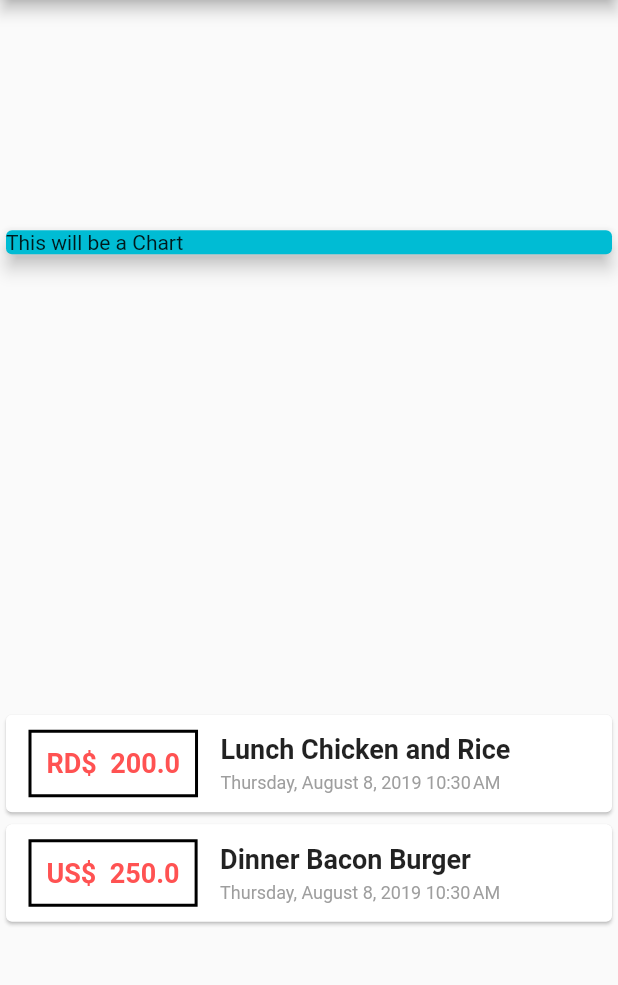
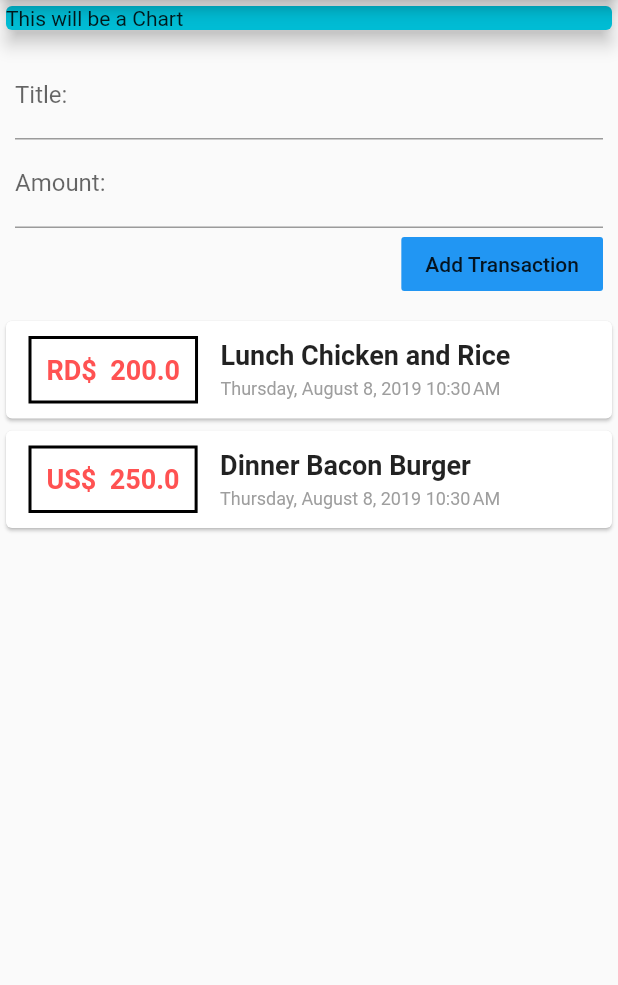
Before and after one commit to cesarcedanov/expenses_app_flutter, a Flutter app: the screen it shows after launch, on a phone screen of 412 x 824 dp, the part 84-1069 px from its top. Run offline on Flutter 3.47's test engine with Material 2 defaults, Android fonts, the light colour scheme and no system bars.

Commit message:
Added a new widget to handler new transactions

```diff
--- /dev/null
+++ b/app/lib/addTransactionModal.dart
@@ -0,0 +1,34 @@
+import 'package:flutter/material.dart';
+
+class AddTransactionModal extends StatelessWidget {
+  final titleController = TextEditingController();
+  final amountController = TextEditingController();
+
+  @override
+  Widget build(BuildContext context) {
+    return Container(
+      padding: EdgeInsets.all((10)),
+      child: Column(
+        crossAxisAlignment: CrossAxisAlignment.end,
+        children: <Widget>[
+          TextField(
+            decoration: InputDecoration(labelText: 'Title:'),
+            controller: titleController,
+          ),
+          TextField(
+            decoration: InputDecoration(labelText: 'Amount:'),
+            controller: amountController,
+          ),
+          FlatButton(
+            color: Colors.blue,
+            child: Text('Add Transaction'),
+            onPressed: () {
+              print(titleController.text);
+              print(amountController.text);
+            },
+          ),
+        ],
+      ),
+    );
+  }
+}
--- a/app/lib/main.dart
+++ b/app/lib/main.dart
@@ -1,6 +1,7 @@
 import 'package:flutter/material.dart';
 import './transaction.dart';
 import './transactionCard.dart';
+import './addTransactionModal.dart';
 
 void main() => runApp(MyApp());
 
@@ -38,7 +39,6 @@ class MyHomePage extends StatelessWidget {
           title: Text('My Expenses App'),
         ),
         body: Column(
-          mainAxisAlignment: MainAxisAlignment.spaceAround,
           crossAxisAlignment: CrossAxisAlignment.stretch,
           children: <Widget>[
             Container(
@@ -49,6 +49,7 @@ class MyHomePage extends StatelessWidget {
                 child: Text('This will be a Chart'),
               ),
             ),
+            AddTransactionModal(),
             Column(
               children: transactions
                   .map((transaction) => TransactionCard(transaction))
--- a/app/lib/transaction.dart
+++ b/app/lib/transaction.dart
@@ -1,4 +1,4 @@
-import 'package:flutter/foundation.dart';
+import 'package:flutter/material.dart';
 
 class Transaction {
   final String id;
```
